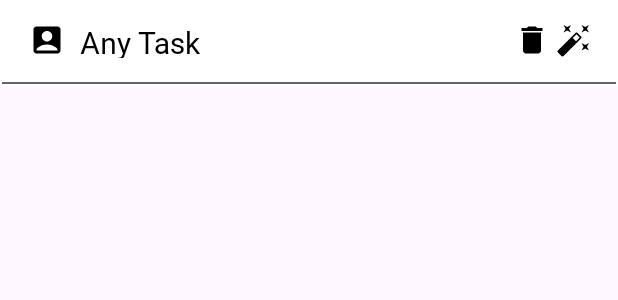
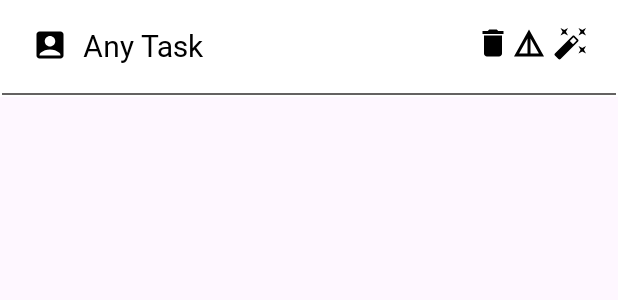
Before and after one commit to Amandeepkaur23/ToDo-List, an Android app: the layout itemlist_to_do.xml on its own in the app's theme, with its tools: preview values and no code run, on a phone screen of 412 x 824 dp. Shown: the top 300 px of the screen. Run offline under Robolectric (Android 15) with nearby library versions, the phone set to English and light mode, and no system bars; Roboto replaces fonts that are not available here.

Commit message:
design change

```diff
--- /dev/null
+++ b/app/src/main/res/drawable/ic_details.xml
@@ -0,0 +1,5 @@
+<vector xmlns:android="http://schemas.android.com/apk/res/android" android:height="24dp" android:tint="#000000" android:viewportHeight="24" android:viewportWidth="24" android:width="24dp">
+
+    <path android:fillColor="@android:color/white" android:pathData="M12,3L2,21h20L12,3zM13,8.92L18.6,19H13V8.92zM11,8.92V19H5.4L11,8.92z"/>
+
+</vector>
--- a/app/src/main/res/layout/fragment_edit.xml
+++ b/app/src/main/res/layout/fragment_edit.xml
@@ -25,7 +25,7 @@
         android:layout_height="wrap_content"
         android:layout_marginBottom="224dp"
         android:backgroundTint="@color/green"
-        android:text="Edit task"
+        android:text="Save Task"
         android:textColor="@color/black"
         android:textSize="25sp"
         android:textStyle="bold"
--- a/app/src/main/res/layout/itemlist_to_do.xml
+++ b/app/src/main/res/layout/itemlist_to_do.xml
@@ -7,38 +7,48 @@
 
     <com.example.day2task.views.customviews.CustomTextView
         android:id="@+id/txtTask"
-        android:layout_width="300dp"
-        android:layout_height="40dp"
+        android:layout_width="280dp"
+        android:layout_height="wrap_content"
         android:layout_marginStart="10dp"
         android:layout_marginTop="5dp"
+        android:layout_marginBottom="8dp"
+        android:drawableStart="@drawable/ic_profile"
+        android:drawablePadding="10dp"
+        android:padding="10dp"
         android:text="Any Task"
         android:textColor="@color/black"
         android:textSize="20sp"
-        android:drawableStart="@drawable/ic_profile"
-        android:drawablePadding="10dp"
-        android:padding="8dp"
-        android:layout_marginBottom="8dp"
         />
 
     <ImageView
         android:id="@+id/btnEdit"
         android:layout_width="wrap_content"
-        android:layout_height="40dp"
+        android:layout_height="wrap_content"
         android:src="@drawable/ic_app_icon"
         android:layout_alignParentEnd="true"
         android:layout_marginEnd="8dp"
         android:layout_marginTop="5dp"
-        android:padding="8dp"/>
+        android:padding="10dp"/>
 
     <ImageView
         android:id="@+id/btnDetail"
         android:layout_width="wrap_content"
-        android:layout_height="40dp"
-        android:src="@drawable/ic_delete"
+        android:layout_height="wrap_content"
+        android:src="@drawable/ic_details"
         android:layout_alignParentEnd="true"
         android:layout_marginEnd="36dp"
         android:layout_marginTop="5dp"
-        android:padding="8dp"/>
+        android:padding="10dp"/>
+
+    <ImageView
+        android:id="@+id/btnDelete"
+        android:layout_width="wrap_content"
+        android:layout_height="wrap_content"
+        android:src="@drawable/ic_delete"
+        android:layout_alignParentEnd="true"
+        android:layout_marginEnd="60dp"
+        android:layout_marginTop="5dp"
+        android:padding="10dp"/>
 
     <View
         android:layout_width="match_parent"
--- a/app/src/main/res/navigation/navigation.xml
+++ b/app/src/main/res/navigation/navigation.xml
@@ -34,8 +34,7 @@
         <action
             android:id="@+id/action_detailFragment_to_editFragment"
             app:destination="@id/editFragment"
-            app:popUpTo="@id/detailFragment"
-            app:popUpToInclusive="true" />
+            app:popUpToInclusive="false" />
         <argument
         android:name="task"
         app:argType="com.example.day2task.model.TaskDetail" />
```
Also changed, not shown: app/src/main/java/com/example/day2task/views/adapter/ToDoAdapter.kt (+10 -7 lines), app/src/main/java/com/example/day2task/views/ui/DetailFragment.kt (+35 -1 lines), app/src/main/java/com/example/day2task/views/ui/HomeFragment.kt (+15 -0 lines).
